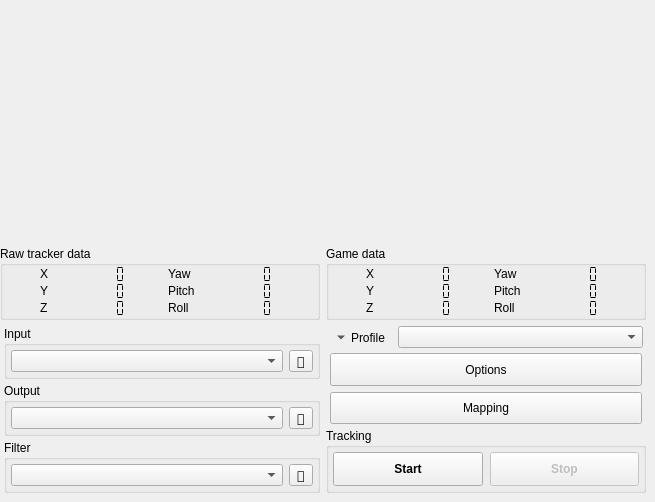
First picture: the form in opentrack/main-window.ui, repository opentrack/opentrack, before the edit.
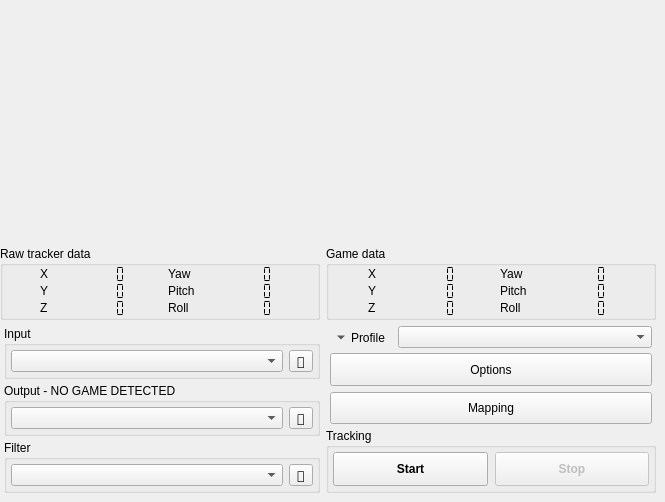
Second picture: the form after the edit. Icons and pictures are not drawn. Custom widgets are drawn as their Qt base class.

Commit message: added another current game readout

The edit to the form file:
```diff
--- a/opentrack/main-window.ui
+++ b/opentrack/main-window.ui
@@ -7,7 +7,7 @@
    <rect>
     <x>0</x>
     <y>0</y>
-    <width>655</width>
+    <width>665</width>
     <height>502</height>
    </rect>
   </property>
@@ -1188,7 +1188,7 @@
        <item>
         <widget class="QGroupBox" name="groupProto">
          <property name="title">
-          <string>Output</string>
+          <string>Output - NO GAME DETECTED</string>
          </property>
          <layout class="QGridLayout" name="gridLayout_4">
           <property name="leftMargin">
```
Left out of the diff: 26 changed lines with no effect on the pictures. The commit also changes 6 other files.
